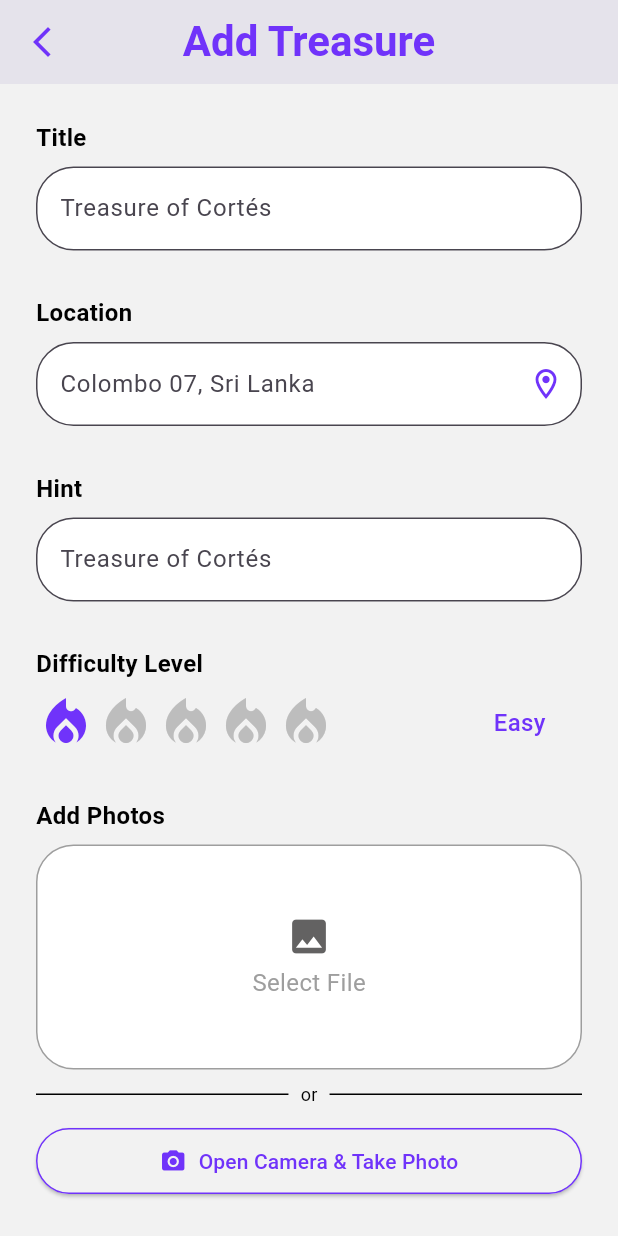
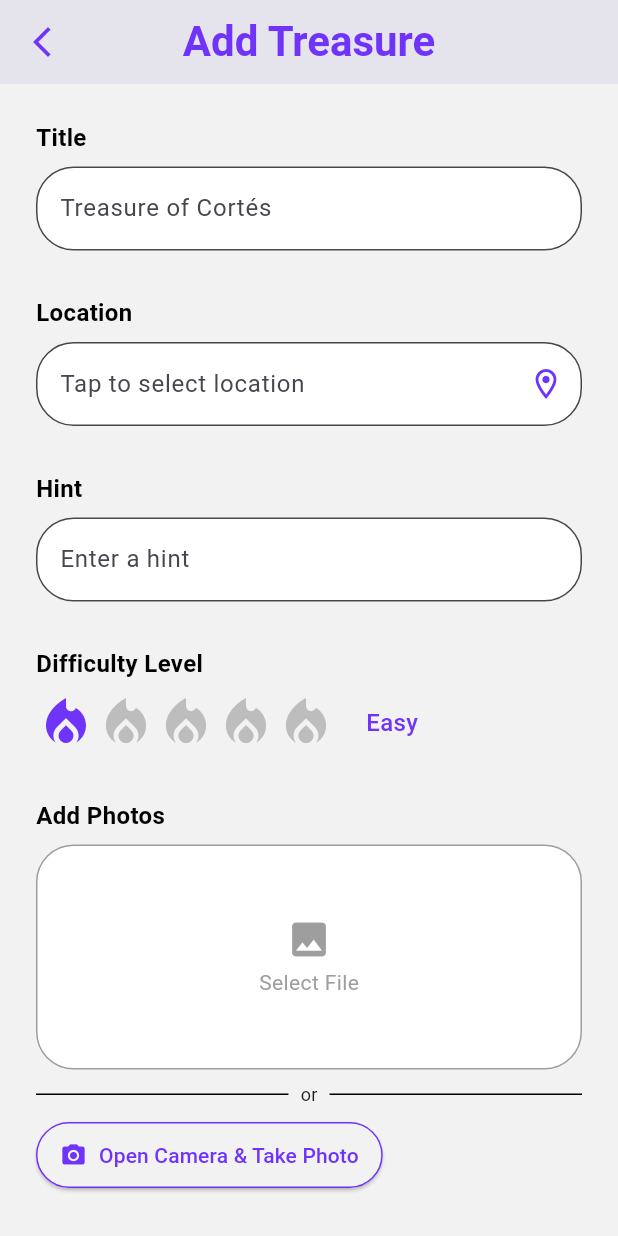
Before and after one commit to sanjeewaDeshapriya/Torva, a Flutter app: the AddTreasurePage screen opened by its route, on a phone screen of 412 x 824 dp. Run offline on Flutter 3.47's test engine with Material 3 defaults, Android fonts, the light colour scheme and no system bars; our stand-ins replace cloud_firestore, firebase_auth, firebase_core, firebase_storage, geocoding, geolocator and 2 more; accounts and stored records are empty.

Commit message:
feat: Add location features to treasure management
- Updated AndroidManifest.xml to include location permissions.
- Enhanced Treasure model to store latitude and longitude.
- Modified AddTreasurePage to integrate MapLocationPicker for selecting locations.
- Updated TreasureDetailScreen to display treasure locations using latitude and longitude.
- Adjusted TreasureListScreen to default to map view.
- Integrated geolocation and geocoding packages for location handling.
- Added MapLocationPicker widget for selecting and confirming locations on a map.
- Updated pubspec.yaml and generated files to include necessary dependencies.

```diff
--- a/lib/models/treasure_model.dart
+++ b/lib/models/treasure_model.dart
@@ -10,6 +10,8 @@ class Treasure {
   final String description;
   final DateTime createdAt;
   final bool isFavorite;
+  final double? latitude;
+  final double? longitude;
 
   Treasure({
     this.id = '',
@@ -21,6 +23,8 @@ class Treasure {
     required this.description,
     DateTime? createdAt,
     this.isFavorite = false,
+    this.latitude,
+    this.longitude,
   }) : createdAt = createdAt ?? DateTime.now();
 
   // Convert Treasure to a Map for storing in Firebase
@@ -34,6 +38,8 @@ class Treasure {
       'description': description,
       'createdAt': createdAt.millisecondsSinceEpoch,
       'isFavorite': isFavorite,
+      'latitude': latitude,
+      'longitude': longitude,
     };
   }
 
@@ -47,6 +53,8 @@ class Treasure {
       difficultyLevel: map['difficultyLevel'] ?? 1,
       photoUrls: List<String>.from(map['photoUrls'] ?? []),
       description: map['description'] ?? '',
+      latitude: map['latitude']?.toDouble(),
+      longitude: map['longitude']?.toDouble(),
       createdAt:
           map['createdAt'] != null
               ? ((map['createdAt'] is Timestamp)
--- a/lib/screens/addTreasure/addTreasure_page.dart
+++ b/lib/screens/addTreasure/addTreasure_page.dart
@@ -1,8 +1,9 @@
+import 'dart:io';
 import 'package:flutter/material.dart';
-import 'dart:io';
 import 'package:image_picker/image_picker.dart';
 import 'package:torva/Services/treasure_service.dart';
 import 'package:torva/models/treasure_model.dart';
+import 'package:torva/screens/shared/MapLocationPicker.dart';
 
 class AddTreasurePage extends StatefulWidget {
   const AddTreasurePage({super.key});
@@ -19,15 +20,17 @@ class AddTreasurePageState extends State<AddTreasurePage> {
   final ImagePicker _picker = ImagePicker();
   final TreasureService _treasureService = TreasureService();
 
-  // Form controllers
   final TextEditingController _titleController = TextEditingController();
   final TextEditingController _locationController = TextEditingController();
   final TextEditingController _hintController = TextEditingController();
   final TextEditingController _descriptionController = TextEditingController();
 
+  String _selectedAddress = '';
+  double? _selectedLatitude;
+  double? _selectedLongitude;
+
   @override
   void dispose() {
-    // Dispose controllers when widget is disposed
     _titleController.dispose();
     _locationController.dispose();
     _hintController.dispose();
@@ -53,6 +56,25 @@ class AddTreasurePageState extends State<AddTreasurePage> {
     }
   }
 
+  Future<void> _openMapPicker(BuildContext context) async {
+    await Navigator.push(
+      context,
+      MaterialPageRoute(
+        builder:
+            (context) => MapLocationPicker(
+              onLocationSelected: (address, latitude, longitude) {
+                setState(() {
+                  _selectedAddress = address;
+                  _selectedLatitude = latitude;
+                  _selectedLongitude = longitude;
+                  _locationController.text = address;
+                });
+              },
+            ),
+      ),
+    );
+  }
+
   Future<void> _saveTreasure() async {
     if (_formKey.currentState!.validate()) {
       try {
@@ -67,14 +89,7 @@ class AddTreasurePageState extends State<AddTreasurePage> {
           photoUrls.add(url);
         }
 
-        print('Title: ${_titleController.text}');
-        print('Location: ${_locationController.text}');
-        print('Hint: ${_hintController.text}');
-        print('Difficulty Level: $selectedDifficulty');
-        print('Photo URLs: $photoUrls');
-        print('Description: ${_descriptionController.text}');
-
-        // Create treasure object
+        // Create treasure object with location coordinates
         final treasure = Treasure(
           title: _titleController.text,
           location: _locationController.text,
@@ -82,30 +97,17 @@ class AddTreasurePageState extends State<AddTreasurePage> {
           difficultyLevel: selectedDifficulty,
           photoUrls: photoUrls,
           description: _descriptionController.text,
+          latitude: _selectedLatitude, // Add these new fields
+          longitude: _selectedLongitude,
         );
 
         // Save to Firebase
         await _treasureService.addTreasure(treasure);
+        Navigator.pushReplacementNamed(context, '/homepage');
 
-        setState(() {
-          _isLoading = false;
-        });
-
-        // Show success message
-        ScaffoldMessenger.of(context).showSnackBar(
-          const SnackBar(content: Text('Treasure added successfully!')),
-        );
-
-        // Navigate back
+        // Rest of your existing code
       } catch (e) {
-        setState(() {
-          _isLoading = false;
-        });
-
-        // Show error message
-        ScaffoldMessenger.of(
-          context,
-        ).showSnackBar(SnackBar(content: Text('Error: ${e.toString()}')));
+        // Error handling code
       }
     }
   }
@@ -127,9 +129,9 @@ class AddTreasurePageState extends State<AddTreasurePage> {
           icon: const Icon(Icons.arrow_back_ios_new, color: Color(0xFF7033FA)),
           onPressed: () => Navigator.pop(context),
         ),
-        backgroundColor: Color(0xFFF2F2F2),
+        backgroundColor: const Color(0xFFF2F2F2),
       ),
-      backgroundColor: Color(0xFFF2F2F2),
+      backgroundColor: const Color(0xFFF2F2F2),
       body: Stack(
         children: [
           Form(
@@ -143,26 +145,24 @@ class AddTreasurePageState extends State<AddTreasurePage> {
                     label: 'Title',
                     hint: 'Treasure of Cortés',
                     controller: _titleController,
-                    validator: (value) {
-                      if (value == null || value.isEmpty) {
-                        return 'Please enter a title';
-                      }
-                      return null;
-                    },
+                    validator:
+                        (value) =>
+                            value == null || value.isEmpty
+                                ? 'Please enter a title'
+                                : null,
                   ),
                   const SizedBox(height: 30),
                   buildLocationField(),
                   const SizedBox(height: 30),
                   buildFormField(
                     label: 'Hint',
-                    hint: 'Treasure of Cortés',
+                    hint: 'Enter a hint',
                     controller: _hintController,
-                    validator: (value) {
-                      if (value == null || value.isEmpty) {
-                        return 'Please enter a hint';
-                      }
-                      return null;
-                    },
+                    validator:
+                        (value) =>
+                            value == null || value.isEmpty
+                                ? 'Please enter a hint'
+                                : null,
                   ),
                   const SizedBox(height: 30),
                   buildDifficultySelector(),
@@ -188,7 +188,6 @@ class AddTreasurePageState extends State<AddTreasurePage> {
     );
   }
 
-  // Form Field
   Widget buildFormField({
     required String label,
     required String hint,
@@ -210,7 +209,7 @@ class AddTreasurePageState extends State<AddTreasurePage> {
         const SizedBox(height: 8),
         TextFormField(
           controller: controller,
-          style: TextStyle(color: Colors.black),
+          style: const TextStyle(color: Colors.black),
           maxLines: maxLines,
           validator: validator,
           decoration: InputDecoration(
@@ -220,7 +219,7 @@ class AddTreasurePageState extends State<AddTreasurePage> {
             fillColor: Colors.white,
             errorBorder: OutlineInputBorder(
               borderRadius: BorderRadius.circular(25),
-              borderSide: BorderSide(color: Colors.red),
+              borderSide: const BorderSide(color: Colors.red),
             ),
           ),
         ),
@@ -228,7 +227,6 @@ class AddTreasurePageState extends State<AddTreasurePage> {
     );
   }
 
-  // Location Field
   Widget buildLocationField() {
     return Column(
       crossAxisAlignment: CrossAxisAlignment.start,
@@ -244,33 +242,45 @@ class AddTreasurePageState extends State<AddTreasurePage> {
         const SizedBox(height: 8),
         TextFormField(
           controller: _locationController,
-          style: TextStyle(color: Colors.black),
+          style: const TextStyle(color: Colors.black),
+          readOnly: true,
           validator: (value) {
             if (value == null || value.isEmpty) {
-              return 'Please enter a location';
+              return 'Please select a location';
             }
             return null;
           },
           decoration: InputDecoration(
-            hintText: 'Colombo 07, Sri Lanka',
-            suffixIcon: const Icon(
+            hintText: 'Tap to select location',
+            suffixIcon: IconButton(
+              icon: const Icon(
                 Icons.location_on_outlined,
                 color: Color(0xFF7033FA),
+              ),
+              onPressed: () => _openMapPicker(context),
             ),
             border: OutlineInputBorder(borderRadius: BorderRadius.circular(25)),
             filled: true,
             fillColor: Colors.white,
             errorBorder: OutlineInputBorder(
               borderRadius: BorderRadius.circular(25),
-              borderSide: BorderSide(color: Colors.red),
+              borderSide: const BorderSide(color: Colors.red),
             ),
+          ),
+          onTap: () => _openMapPicker(context),
+        ),
+        if (_selectedLatitude != null)
+          Padding(
+            padding: const EdgeInsets.only(top: 8.0),
+            child: Text(
+              'Coordinates: ${_selectedLatitude!.toStringAsFixed(5)}, ${_selectedLongitude!.toStringAsFixed(5)}',
+              style: TextStyle(fontSize: 12, color: Colors.grey[600]),
             ),
           ),
       ],
     );
   }
 
-  // Difficulty Selector
   Widget buildDifficultySelector() {
     return Column(
       crossAxisAlignment: CrossAxisAlignment.start,
@@ -285,7 +295,6 @@ class AddTreasurePageState extends State<AddTreasurePage> {
         ),
         const SizedBox(height: 8),
         Row(
-          mainAxisAlignment: MainAxisAlignment.start,
           children: [
             ...List.generate(5, (index) {
               return GestureDetector(
@@ -304,7 +313,7 @@ class AddTreasurePageState extends State<AddTreasurePage> {
                 ),
               );
             }),
-            const SizedBox(width: 105),
+            const SizedBox(width: 20),
             Text(
               getDifficultyText(selectedDifficulty),
               style: const TextStyle(
@@ -319,7 +328,6 @@ class AddTreasurePageState extends State<AddTreasurePage> {
     );
   }
 
-  // Get Difficulty Text
   String getDifficultyText(int level) {
     switch (level) {
       case 1:
@@ -337,7 +345,6 @@ class AddTreasurePageState extends State<AddTreasurePage> {
     }
   }
 
-  // Photo Uploader
   Widget buildPhotoUploader() {
     return Column(
       crossAxisAlignment: CrossAxisAlignment.start,
@@ -366,15 +373,11 @@ class AddTreasurePageState extends State<AddTreasurePage> {
                     ? Column(
                       mainAxisAlignment: MainAxisAlignment.center,
                       children: const [
-                        Icon(
-                          Icons.image,
-                          size: 30,
-                          color: Color.fromARGB(255, 99, 98, 98),
-                        ),
+                        Icon(Icons.image, size: 30, color: Colors.grey),
                         SizedBox(height: 4),
                         Text(
                           'Select File',
-                          style: TextStyle(color: Colors.grey, fontSize: 16),
+                          style: TextStyle(color: Colors.grey),
                         ),
                       ],
                     )
@@ -391,130 +394,67 @@ class AddTreasurePageState extends State<AddTreasurePage> {
         ),
         const SizedBox(height: 8),
         Row(
-          mainAxisAlignment: MainAxisAlignment.center,
-          children: [
-            Expanded(child: Divider(color: Colors.black, thickness: 1)),
-            const Padding(
+          children: const [
+            Expanded(child: Divider(color: Colors.black)),
+            Padding(
               padding: EdgeInsets.symmetric(horizontal: 8.0),
-              child: Text(
-                'or',
-                style: TextStyle(color: Colors.black, fontSize: 12),
+              child: Text('or', style: TextStyle(fontSize: 12)),
             ),
-            ),
-            Expanded(child: Divider(color: Colors.black, thickness: 1)),
+            Expanded(child: Divider(color: Colors.black)),
           ],
         ),
         const SizedBox(height: 8),
-        Container(
-          margin: const EdgeInsets.symmetric(vertical: 4),
-          width: double.infinity,
-          child: ElevatedButton.icon(
+        ElevatedButton.icon(
           onPressed: _takePhoto,
-            icon: Container(
-              child: const Icon(Icons.camera_alt, color: Color(0xFF7033FA)),
-            ),
+          icon: const Icon(Icons.camera_alt, color: Color(0xFF7033FA)),
           label: const Text(
             'Open Camera & Take Photo',
             style: TextStyle(color: Color(0xFF7033FA)),
           ),
           style: ElevatedButton.styleFrom(
-              backgroundColor: Color(0xFFF2F2F2),
-              foregroundColor: Color(0xFF7033FA),
-              side: const BorderSide(color: Color(0xFF7033FA), width: 1),
+            backgroundColor: const Color(0xFFF2F2F2),
+            foregroundColor: const Color(0xFF7033FA),
+            side: const BorderSide(color: Color(0xFF7033FA)),
             shape: RoundedRectangleBorder(
               borderRadius: BorderRadius.circular(25),
             ),
             padding: const EdgeInsets.symmetric(vertical: 12, horizontal: 16),
           ),
         ),
-        ),
       ],
     );
   }
 
-  // Description Field
   Widget buildDescriptionField() {
-    return Column(
-      crossAxisAlignment: CrossAxisAlignment.start,
-      children: [
-        const Text(
-          'Description',
-          style: TextStyle(
-            fontWeight: FontWeight.bold,
-            fontSize: 16,
-            color: Colors.black,
-          ),
-        ),
-        const SizedBox(height: 8),
-        TextFormField(
+    return buildFormField(
+      label: 'Description',
+      hint: 'Enter description here...',
       controller: _descriptionController,
-          style: TextStyle(color: Colors.black),
       maxLines: 5,
-          validator: (value) {
-            if (value == null || value.isEmpty) {
-              return 'Please enter a description';
-            }
-            return null;
-          },
-          decoration: InputDecoration(
-            hintText: 'Enter description here...',
-            border: OutlineInputBorder(borderRadius: BorderRadius.circular(25)),
-            filled: true,
-            fillColor: Colors.white,
-            errorBorder: OutlineInputBorder(
-              borderRadius: BorderRadius.circular(25),
-              borderSide: BorderSide(color: Colors.red),
-            ),
-          ),
-        ),
-      ],
+      validator:
+          (value) =>
+              value == null || value.isEmpty
+                  ? 'Please enter a description'
+                  : null,
     );
   }
 
-  // Action Buttons
   Widget buildActionButtons(BuildContext context) {
-    return Container(
+    return SizedBox(
       width: double.infinity,
-      decoration: BoxDecoration(
-        color: Colors.white,
-        borderRadius: BorderRadius.circular(50),
+      child: ElevatedButton(
+        onPressed: _saveTreasure,
+        child: const Text(
+          'Save Treasure',
+          style: TextStyle(color: Colors.white),
         ),
-      padding: const EdgeInsets.symmetric(horizontal: 8, vertical: 8),
-      child: Row(
-        children: [
-          Expanded(
-            child: ElevatedButton(
-              onPressed: () => Navigator.pop(context),
         style: ElevatedButton.styleFrom(
-                backgroundColor: Color.fromARGB(255, 244, 243, 245),
+          backgroundColor: const Color(0xFF7033FA),
+          shape: RoundedRectangleBorder(
+            borderRadius: BorderRadius.circular(25),
           ),
-              child: Padding(
-                padding: const EdgeInsets.symmetric(vertical: 16.0),
-                child: const Text(
-                  'Cancel',
-                  style: TextStyle(color: Colors.black, fontSize: 20),
+          padding: const EdgeInsets.symmetric(vertical: 16),
         ),
-              ),
-            ),
-          ),
-          const SizedBox(width: 12),
-          Expanded(
-            child: ElevatedButton(
-              onPressed: _isLoading ? null : _saveTreasure,
-              style: ElevatedButton.styleFrom(
-                backgroundColor: Color(0xFF7033FA),
-                disabledBackgroundColor: Color(0xFF7033FA).withOpacity(0.5),
-              ),
-              child: Padding(
-                padding: const EdgeInsets.symmetric(vertical: 16.0),
-                child: const Text(
-                  'Save',
-                  style: TextStyle(color: Colors.white, fontSize: 20),
-                ),
-              ),
-            ),
-          ),
-        ],
       ),
     );
   }
--- a/pubspec.yaml
+++ b/pubspec.yaml
@@ -13,6 +13,8 @@ dependencies:
   firebase_storage: ^12.4.5
   flutter:
     sdk: flutter
+  geocoding: ^3.0.0
+  geolocator: ^14.0.0
   google_maps_flutter: ^2.6.0
   image_picker: ^1.1.2
   path: ^1.9.1
```
Also changed, not shown: lib/screens/shared/MapLocationPicker.dart (added, +325 -0 lines), lib/screens/treasureDetails/TreasureDetailScreen.dart (+67 -24 lines), lib/screens/treasurelist/treasure_list.dart (+2 -8 lines), pubspec.lock, 4 other files. Lines whose indentation alone changed are shown as unchanged.
